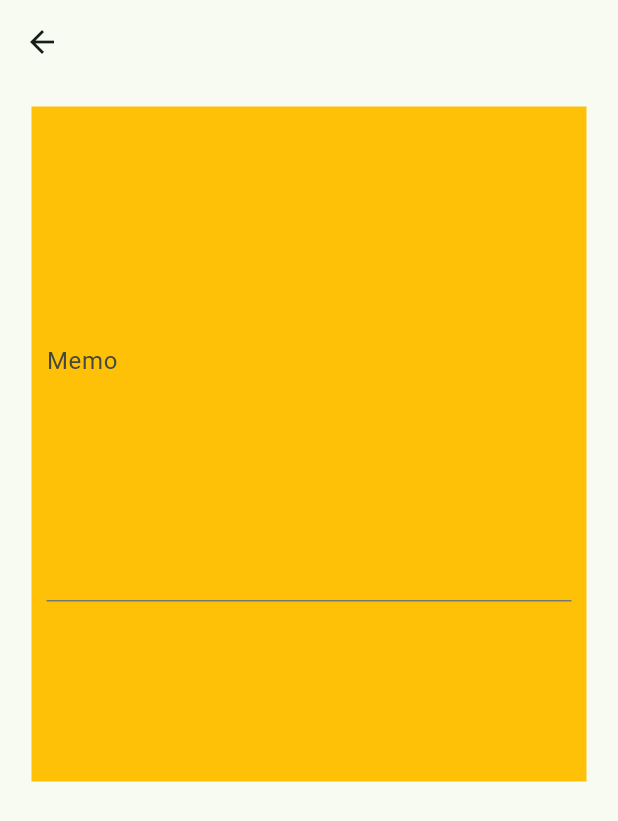
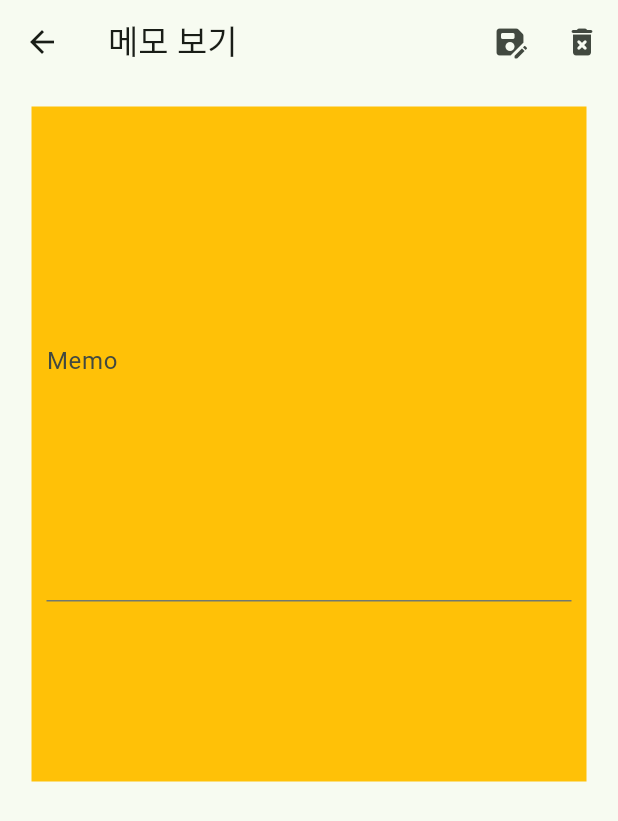
Before and after one commit to ethan-oh/todolist-flutter-app, a Flutter app: the MemoDetailPage screen opened directly, on a phone screen of 412 x 824 dp. Shown: the top 821 px of the screen. Run offline on Flutter 3.47's test engine with Material 2 defaults, Android fonts, the phone set to English and light mode, and no system bars; our stand-ins replace cloud_firestore, firebase_core, get, table_calendar; accounts and stored records are empty; network calls fail; Roboto replaces fonts that are missing (Yeongdeok).

Commit message:
memo, memodetail page appbar 지정

```diff
--- a/lib/view/memo_detail_page.dart
+++ b/lib/view/memo_detail_page.dart
@@ -1,7 +1,5 @@
 import 'package:flutter/material.dart';
-import 'package:provider/provider.dart';
 import 'package:team_four_todo_list_app/view/widget/memo/memo_detail_widget.dart';
-import 'package:team_four_todo_list_app/viewmodel/memo/memo_provider.dart';
 
 class MemoDetailPage extends StatelessWidget {
   const MemoDetailPage({super.key});
@@ -9,11 +7,24 @@ class MemoDetailPage extends StatelessWidget {
   @override
   Widget build(BuildContext context) {
     return Scaffold(
-      appBar: AppBar(),
-      body: ChangeNotifierProvider(
-        create: (context) => MemoProvider(),
-        child: const MemoDetailWidget(),
+      appBar: AppBar(
+        title: const Text('메모 보기'),
+        actions: [
+          IconButton(
+            onPressed: () {
+              //
+            },
+            icon: const Icon(Icons.save_as_rounded),
+          ),
+          IconButton(
+            onPressed: () {
+              //
+            },
+            icon: const Icon(Icons.delete_forever_rounded),
+          ),
+        ],
       ),
+      body: const MemoDetailWidget(),
     );
   }
 }
```
Also changed, not shown: lib/view/memo_page.dart (+5 -6 lines).
